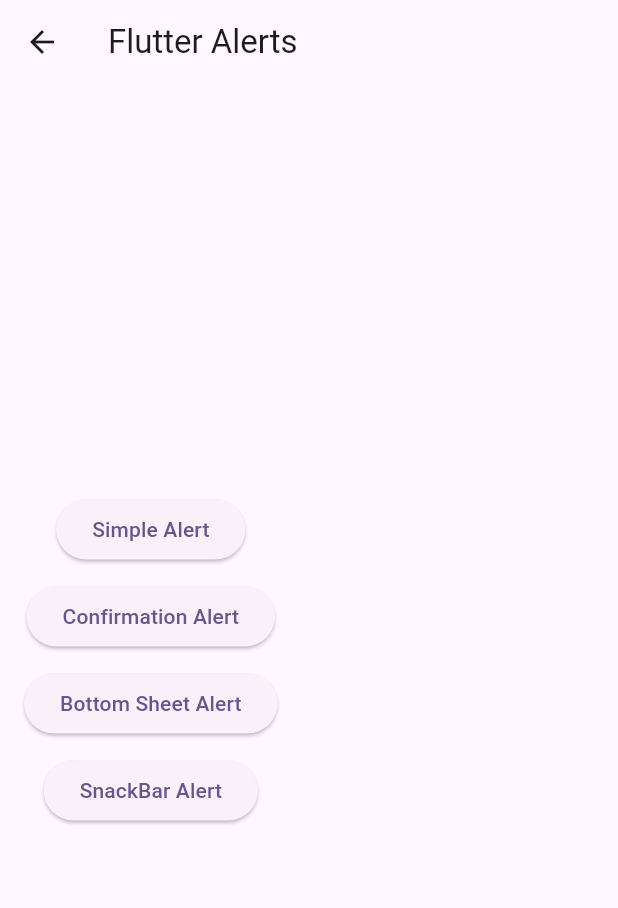
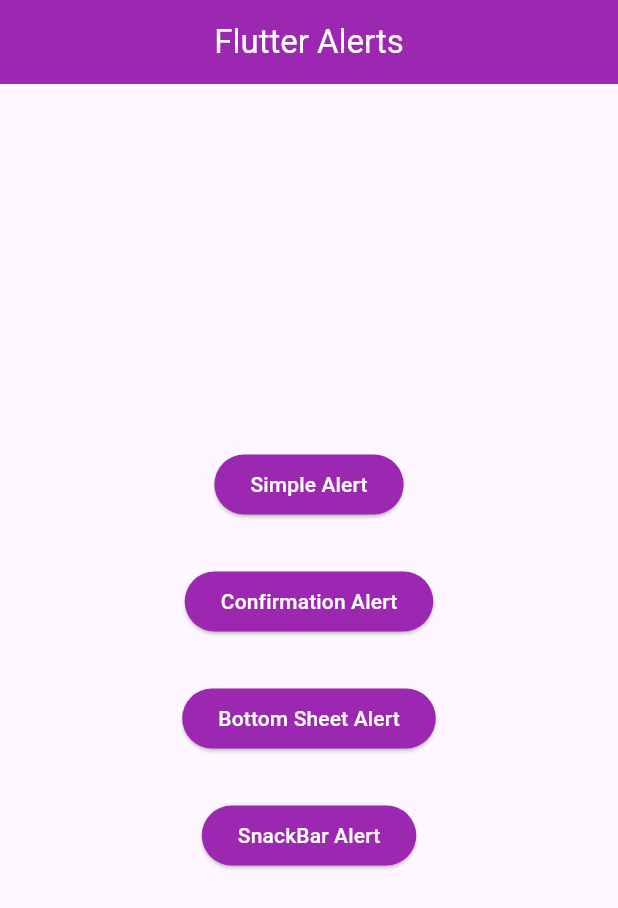
Before and after one commit to HaiderAli228/Flutter-Components, a Flutter app: the AlertScreen screen opened directly, on a phone screen of 412 x 824 dp. Shown: the top 908 px of the screen. Run offline on Flutter 3.47's test engine with Material 3 defaults, Android fonts, the phone set to English and light mode, and no system bars; our stand-ins replace form_field_validator.

Commit message:
adding alert msg

```diff
--- a/lib/alert_msg.dart
+++ b/lib/alert_msg.dart
@@ -1,5 +1,8 @@
 import 'package:flutter/material.dart';
+
 class AlertScreen extends StatelessWidget {
+  const AlertScreen({super.key});
+
   void showAlertDialog(BuildContext context) {
     showDialog(
       context: context,
@@ -47,7 +50,8 @@ class AlertScreen extends StatelessWidget {
         child: Column(
           mainAxisSize: MainAxisSize.min,
           children: [
-            Text("Bottom Sheet Alert", style: TextStyle(fontSize: 18, fontWeight: FontWeight.bold)),
+            Text("Bottom Sheet Alert",
+                style: TextStyle(fontSize: 18, fontWeight: FontWeight.bold)),
             SizedBox(height: 10),
             Text("This is a bottom sheet alert."),
             SizedBox(height: 20),
@@ -73,32 +77,68 @@ class AlertScreen extends StatelessWidget {
   @override
   Widget build(BuildContext context) {
     return Scaffold(
-      appBar: AppBar(title: Text("Flutter Alerts")),
+      appBar: AppBar(
+          backgroundColor: Colors.purple,
+          centerTitle: true,
+          title: Text(
+            "Flutter Alerts",
+            style: TextStyle(color: Colors.white),
+          )),
       body: Padding(
         padding: EdgeInsets.all(16.0),
+        child: Center(
           child: Column(
             mainAxisAlignment: MainAxisAlignment.center,
             children: [
               ElevatedButton(
                 onPressed: () => showAlertDialog(context),
-              child: Text("Simple Alert"),
+                style: ElevatedButton.styleFrom(
+                  backgroundColor:
+                      Colors.purple, // Change to any color you want
                 ),
-            SizedBox(height: 10),
+                child: Text(
+                  "Simple Alert",
+                  style: TextStyle(color: Colors.white),
+                ),
+              ),
+              SizedBox(height: 30),
               ElevatedButton(
                 onPressed: () => showConfirmationDialog(context),
-              child: Text("Confirmation Alert"),
+                style: ElevatedButton.styleFrom(
+                  backgroundColor:
+                      Colors.purple, // Change to any color you want
                 ),
-            SizedBox(height: 10),
+                child: Text(
+                  "Confirmation Alert",
+                  style: TextStyle(color: Colors.white),
+                ),
+              ),
+              SizedBox(height: 30),
               ElevatedButton(
                 onPressed: () => showBottomSheet(context),
-              child: Text("Bottom Sheet Alert"),
+                style: ElevatedButton.styleFrom(
+                  backgroundColor:
+                      Colors.purple, // Change to any color you want
                 ),
-            SizedBox(height: 10),
+                child: Text(
+                  "Bottom Sheet Alert",
+                  style: TextStyle(color: Colors.white),
+                ),
+              ),
+              SizedBox(height: 30),
               ElevatedButton(
                 onPressed: () => showSnackBar(context),
-              child: Text("SnackBar Alert"),
+                style: ElevatedButton.styleFrom(
+                  backgroundColor:
+                      Colors.purple, // Change to any color you want
+                ),
+                child: Text(
+                  "SnackBar Alert",
+                  style: TextStyle(color: Colors.white),
+                ),
               ),
             ],
+          ),
         ),
       ),
     );
--- a/lib/main.dart
+++ b/lib/main.dart
@@ -1,4 +1,5 @@
 import 'package:flutter/material.dart';
+import 'package:flutter_components/alert_msg.dart';
 import 'package:flutter_components/button.dart';
 
 
@@ -18,7 +19,7 @@ class MyApp extends StatelessWidget {
         colorScheme: ColorScheme.fromSeed(seedColor: Colors.deepPurple),
         useMaterial3: true,
       ),
-      home:  FlutterButton(),
+      home:  AlertScreen(),
     );
   }
 }
```
Lines whose indentation alone changed are shown as unchanged.
